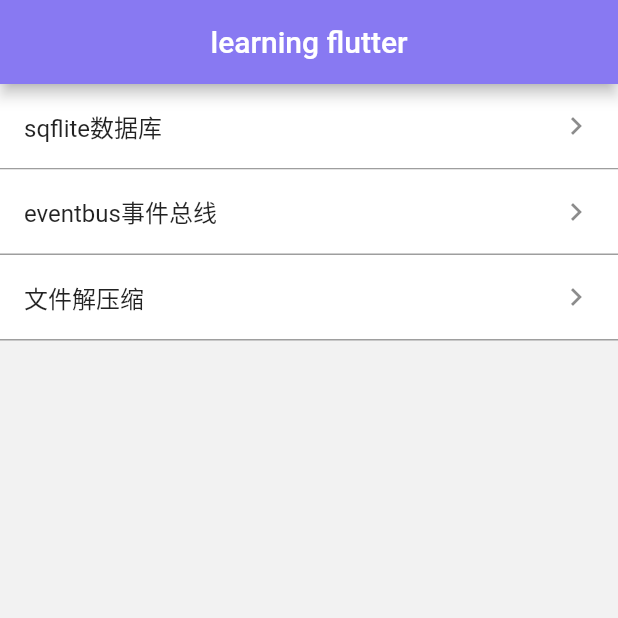
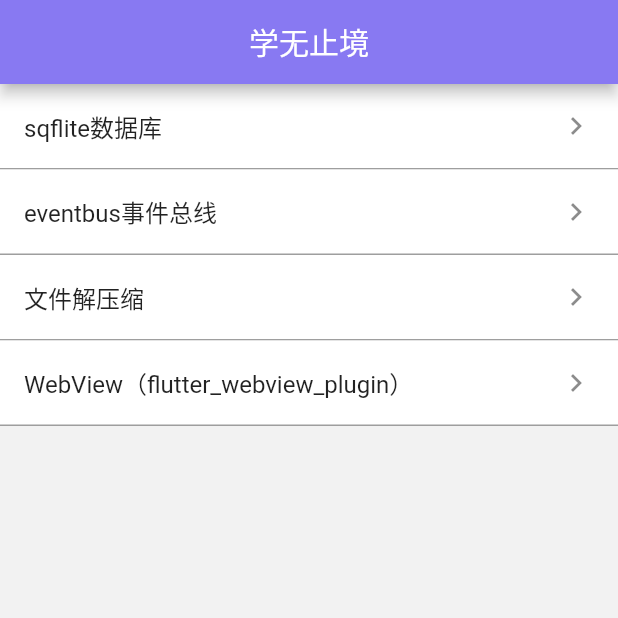
Before and after one commit to ChessLuo/flutter_study_app, a Flutter app: the screen it shows after launch, on a phone screen of 412 x 824 dp, the top half of it. Run offline on Flutter 3.47's test engine with Material 2 defaults, Android fonts, the light colour scheme and no system bars; our stand-ins replace event_bus, fluttertoast, permission_handler, shared_preferences, sqflite; missing offline and left inert: flutter_webview_plugin; accounts and stored records are empty.

Commit message:
add flutter webview plugin

```diff
--- a/lib/main.dart
+++ b/lib/main.dart
@@ -2,10 +2,10 @@ import 'dart:async';
 import 'package:flutter/material.dart';
 import 'package:flutter_study_app/common/constant.dart';
 import 'package:flutter_study_app/common/events.dart';
-import 'package:flutter_study_app/ui/pages/event_bus_demo.dart';
-import 'package:flutter_study_app/ui/pages/file_zip_demo.dart';
+import 'package:flutter_study_app/ui/demo/event_bus_demo.dart';
+import 'package:flutter_study_app/ui/demo/file_zip_demo.dart';
 import 'package:flutter_study_app/ui/pages/home_page.dart';
-import 'package:flutter_study_app/ui/pages/sqflite_demo.dart';
+import 'package:flutter_study_app/ui/demo/sqflite_demo.dart';
 import 'package:flutter_study_app/res/colors.dart';
 import 'package:shared_preferences/shared_preferences.dart';
 
--- a/lib/ui/pages/file_zip_demo.dart
+++ b/lib/ui/demo/file_zip_demo.dart
@@ -130,6 +130,7 @@ class _FileZipDemoState extends State<FileZipDemo> {
           ..create(recursive: true);
       }
     }
+    Fluttertoast.showToast(msg: "解压成功");
     print("解压成功");
   }
 
--- a/lib/ui/pages/home_page.dart
+++ b/lib/ui/pages/home_page.dart
@@ -1,5 +1,6 @@
 import 'package:flutter/material.dart';
 import 'package:flutter_study_app/common/constant.dart';
+import 'package:flutter_study_app/ui/demo/webview_demo.dart';
 
 class MyHomePage extends StatefulWidget {
   @override
@@ -15,7 +16,7 @@ class _MyHomePageState extends State<MyHomePage> {
         backgroundColor: Color(0xfff2f2f2),
         appBar: AppBar(
           centerTitle: true,
-          title: Text('learning flutter',style: TextStyle(color: Colors.white),),
+          title: Text('学无止境',style: TextStyle(color: Colors.white),),
         ),
         body:ListView(
           children: <Widget>[
@@ -58,6 +59,21 @@ class _MyHomePageState extends State<MyHomePage> {
                 },
               ),
             ),
+            Container(
+              decoration: BoxDecoration(
+                  color: Colors.white,
+                  border: BorderDirectional(bottom: BorderSide(color: Colors.grey))
+              ),
+              child: ListTile(
+                title: Text("WebView（flutter_webview_plugin）"),
+                trailing: Icon(Icons.keyboard_arrow_right),
+                onTap: (){
+                  Navigator.push(context,
+                      MaterialPageRoute(builder: (BuildContext context) =>
+                          WebView(url: "https://github.com/ChessLuo",title: "程序猿在广东",)));
+                },
+              ),
+            ),
 
           ],
         )
```
Also changed, not shown: lib/ui/demo/webview_demo.dart (added, +72 -0 lines), pubspec.yaml (+7 -0 lines), lib/ui/demo/event_bus_demo.dart (renamed from lib/ui/pages/event_bus_demo.dart), lib/ui/demo/sqflite_demo.dart (renamed from lib/ui/pages/sqflite_demo.dart), pubspec.lock.
